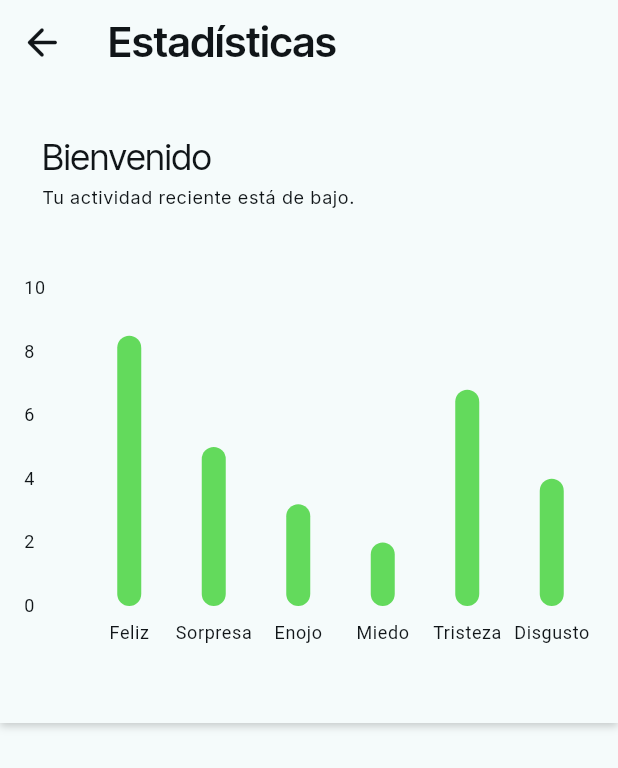
After one commit to YaelAguilar/Lumimood-app, a Flutter app: the _StatisticsView screen opened directly, on a phone screen of 412 x 824 dp. The commit adds this screen. Shown: the top 768 px of the screen. Run offline on Flutter 3.47's test engine with Material 3 defaults, Android fonts, the phone set to English and light mode, and no system bars; drawn by our look-alikes of fl_chart; our stand-ins replace dartz, equatable, flutter_animate, flutter_bloc, get_it, go_router and 2 more.

Commit message:
feat(statistics): implement statistics feature with BLoC architecture; add data source, repository, use cases, and UI components for statistics management

```diff
--- /dev/null
+++ b/lib/features/statistics/domain/usecases/get_statistics_data.dart
@@ -0,0 +1,16 @@
+import 'package:dartz/dartz.dart';
+import '../../../../core/error/failures.dart';
+import '../../../../core/usecases/usecase.dart';
+import '../entities/statistics.dart';
+import '../repositories/statistics_repository.dart';
+
+class GetStatisticsData implements UseCase<Statistics, NoParams> {
+  final StatisticsRepository repository;
+
+  GetStatisticsData(this.repository);
+
+  @override
+  Future<Either<Failure, Statistics>> call(NoParams params) async {
+    return await repository.getStatisticsData();
+  }
+}
--- /dev/null
+++ b/lib/features/statistics/presentation/bloc/statistics_bloc.dart
@@ -0,0 +1,31 @@
+import 'package:equatable/equatable.dart';
+import 'package:flutter_bloc/flutter_bloc.dart';
+import '../../../../core/usecases/usecase.dart';
+import '../../domain/usecases/get_statistics_data.dart';
+
+part 'statistics_event.dart';
+part 'statistics_state.dart';
+
+class StatisticsBloc extends Bloc<StatisticsEvent, StatisticsState> {
+  final GetStatisticsData getStatisticsData;
+
+  StatisticsBloc({
+    required this.getStatisticsData,
+  }) : super(const StatisticsState()) {
+    on<LoadStatisticsData>(_onLoadStatisticsData);
+  }
+
+  Future<void> _onLoadStatisticsData(LoadStatisticsData event, Emitter<StatisticsState> emit) async {
+    emit(state.copyWith(status: StatisticsStatus.loading));
+    final result = await getStatisticsData(NoParams());
+
+    result.fold(
+      (failure) => emit(state.copyWith(status: StatisticsStatus.error, errorMessage: 'No se pudieron cargar los datos.')),
+      (statistics) => emit(state.copyWith(
+        status: StatisticsStatus.loaded,
+        labels: statistics.labels,
+        values: statistics.values,
+      )),
+    );
+  }
+}
--- /dev/null
+++ b/lib/features/statistics/presentation/bloc/statistics_event.dart
@@ -0,0 +1,5 @@
+part of 'statistics_bloc.dart';
+
+sealed class StatisticsEvent {}
+
+final class LoadStatisticsData extends StatisticsEvent {}
--- /dev/null
+++ b/lib/features/statistics/presentation/bloc/statistics_state.dart
@@ -0,0 +1,34 @@
+part of 'statistics_bloc.dart';
+
+enum StatisticsStatus { initial, loading, loaded, error }
+
+class StatisticsState extends Equatable {
+  final StatisticsStatus status;
+  final List<double> values;
+  final List<String> labels;
+  final String? errorMessage;
+
+  const StatisticsState({
+    this.status = StatisticsStatus.initial,
+    this.values = const [],
+    this.labels = const [],
+    this.errorMessage,
+  });
+
+  StatisticsState copyWith({
+    StatisticsStatus? status,
+    List<double>? values,
+    List<String>? labels,
+    String? errorMessage,
+  }) {
+    return StatisticsState(
+      status: status ?? this.status,
+      values: values ?? this.values,
+      labels: labels ?? this.labels,
+      errorMessage: errorMessage ?? this.errorMessage,
+    );
+  }
+
+  @override
+  List<Object?> get props => [status, values, labels, errorMessage];
+}
--- /dev/null
+++ b/lib/features/statistics/presentation/pages/statistics_page.dart
@@ -0,0 +1,170 @@
+import 'package:fl_chart/fl_chart.dart';
+import 'package:flutter/material.dart';
+import 'package:flutter_bloc/flutter_bloc.dart';
+import 'package:go_router/go_router.dart';
+import 'package:google_fonts/google_fonts.dart';
+import '../../../../core/injection_container.dart';
+import '../../../../core/presentation/theme.dart';
+import '../bloc/statistics_bloc.dart';
+
+class StatisticsPage extends StatelessWidget {
+  const StatisticsPage({super.key});
+
+  @override
+  Widget build(BuildContext context) {
+    return BlocProvider(
+      create: (context) => getIt<StatisticsBloc>()..add(LoadStatisticsData()),
+      child: const _StatisticsView(),
+    );
+  }
+}
+
+class _StatisticsView extends StatelessWidget {
+  const _StatisticsView();
+
+  @override
+  Widget build(BuildContext context) {
+    final textTheme = Theme.of(context).textTheme;
+
+    return Scaffold(
+      appBar: AppBar(
+        backgroundColor: Theme.of(context).scaffoldBackgroundColor,
+        elevation: 0,
+        leading: IconButton(
+          icon: Icon(Icons.arrow_back_rounded, color: AppTheme.primaryText, size: 30),
+          onPressed: () => context.pop(),
+        ),
+        title: Text('Estadísticas', style: GoogleFonts.interTight(textStyle: textTheme.headlineMedium)),
+        centerTitle: false,
+      ),
+      body: SafeArea(
+        child: BlocBuilder<StatisticsBloc, StatisticsState>(
+          builder: (context, state) {
+            if (state.status == StatisticsStatus.loading || state.status == StatisticsStatus.initial) {
+              return const Center(child: CircularProgressIndicator());
+            }
+            if (state.status == StatisticsStatus.error) {
+              return Center(child: Text(state.errorMessage ?? 'No se pudieron cargar los datos'));
+            }
+
+            return SingleChildScrollView(
+              child: Column(
+                children: [
+                  Container(
+                    width: double.infinity,
+                    decoration: BoxDecoration(
+                      color: Theme.of(context).scaffoldBackgroundColor,
+                      boxShadow: const [BoxShadow(blurRadius: 4, color: Color(0x33000000), offset: Offset(0, 2))],
+                    ),
+                    child: Column(
+                      children: [
+                        _buildHeader(context),
+                        const SizedBox(height: 40),
+                        _buildChart(context, state.values, state.labels),
+                        const SizedBox(height: 40),
+                      ],
+                    ),
+                  ),
+                ],
+              ),
+            );
+          },
+        ),
+      ),
+    );
+  }
+
+  Widget _buildHeader(BuildContext context) {
+    final textTheme = Theme.of(context).textTheme;
+    return Padding(
+      padding: const EdgeInsets.fromLTRB(16, 32, 16, 12),
+      child: Row(
+        crossAxisAlignment: CrossAxisAlignment.start,
+        children: [
+          const SizedBox(width: 12),
+          Expanded(
+            child: Column(
+              crossAxisAlignment: CrossAxisAlignment.start,
+              children: [
+                Text('Bienvenido', style: GoogleFonts.interTight(textStyle: textTheme.headlineSmall)),
+                const SizedBox(height: 4),
+                Text(
+                  'Tu actividad reciente está de bajo.',
+                  style: GoogleFonts.inter(textStyle: Theme.of(context).textTheme.bodySmall),
+                ),
+              ],
+            ),
+          ),
+        ],
+      ),
+    );
+  }
+
+  Widget _buildChart(BuildContext context, List<double> values, List<String> labels) {
+    final textTheme = Theme.of(context).textTheme;
+    final bodySmallStyle = textTheme.bodySmall ?? const TextStyle(fontSize: 12);
+
+    return SizedBox(
+      height: 250,
+      child: Padding(
+        padding: const EdgeInsets.symmetric(horizontal: 16.0),
+        child: BarChart(
+          BarChartData(
+            alignment: BarChartAlignment.spaceAround,
+            maxY: 10,
+            barTouchData: BarTouchData(enabled: true),
+            titlesData: FlTitlesData(
+              show: true,
+              topTitles: const AxisTitles(sideTitles: SideTitles(showTitles: false)),
+              rightTitles: const AxisTitles(sideTitles: SideTitles(showTitles: false)),
+              leftTitles: AxisTitles(
+                sideTitles: SideTitles(
+                  showTitles: true,
+                  reservedSize: 42,
+                  getTitlesWidget: (value, meta) {
+                    if (value % 2 != 0 && value != 0) {
+                      return const SizedBox.shrink();
+                    }
+                    return Text(value.toInt().toString(), style: bodySmallStyle, textAlign: TextAlign.left);
+                  },
+                ),
+              ),
+              bottomTitles: AxisTitles(
+                sideTitles: SideTitles(
+                  showTitles: true,
+                  reservedSize: 38,
+                  getTitlesWidget: (double value, TitleMeta meta) {
+                    final index = value.toInt();
+                    if (index >= 0 && index < labels.length) {
+                      return Padding(
+                        padding: const EdgeInsets.only(top: 10.0),
+                        child: Text(labels[index], style: bodySmallStyle),
+                      );
+                    }
+                    return const Text('');
+                  },
+                ),
+              ),
+            ),
+            gridData: const FlGridData(show: false),
+            borderData: FlBorderData(show: false),
+            barGroups: List.generate(
+              values.length,
+              (index) => BarChartGroupData(
+                x: index,
+                barRods: [
+                  BarChartRodData(
+                    toY: values[index],
+                    color: AppTheme.primaryColor,
+                    width: 16,
+                    borderRadius: const BorderRadius.all(Radius.circular(8)),
+                  ),
+                ],
+              ),
+            ),
+          ),
+        ),
+      ),
+    );
+  }
+}
```
Also changed, not shown: lib/core/injection_container.dart (+25 -12 lines), lib/features/statistics/data/datasources/statistics_remote_datasource.dart (added, +21 -0 lines), lib/features/statistics/data/models/statistics_model.dart (added, +22 -0 lines), lib/features/statistics/data/repositories/statistics_repository_impl.dart (added, +22 -0 lines), lib/features/statistics/domain/entities/statistics.dart (added, +14 -0 lines), lib/features/statistics/domain/repositories/statistics_repository.dart (added, +7 -0 lines).
